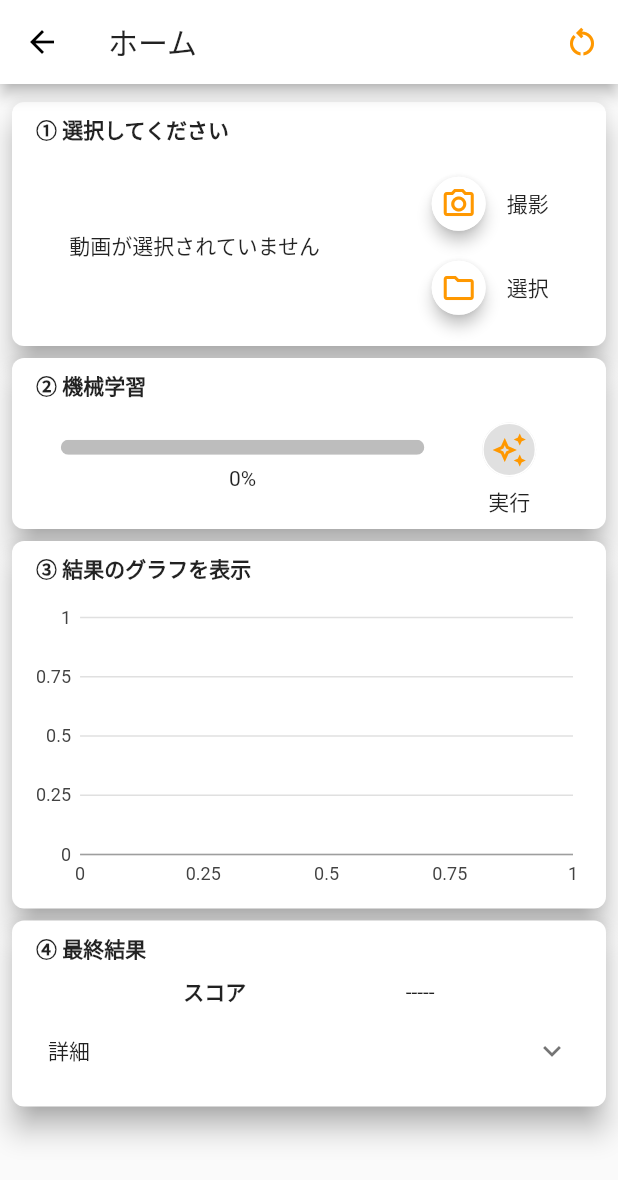
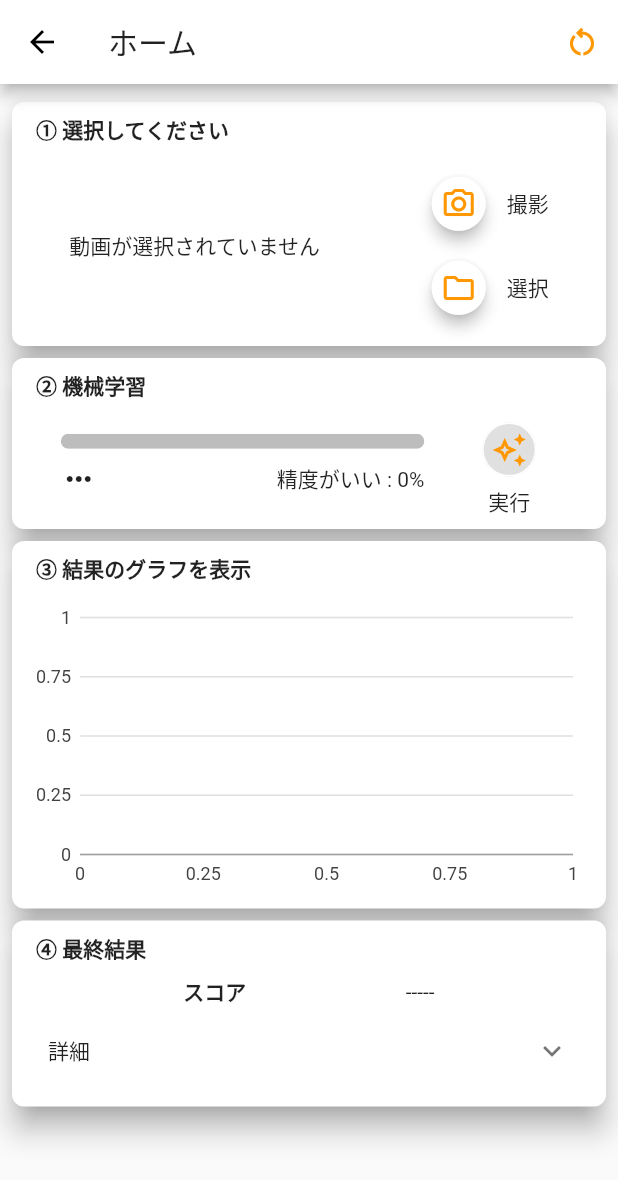
Before and after one commit to Hanjuku-Kobo/walking-analysis, a Flutter app: the HomePage screen opened directly, on a phone screen of 412 x 824 dp. Shown: the top 1180 px of the screen. Run offline on Flutter 3.47's test engine with Material 2 defaults, Android fonts, the phone set to English and light mode, and no system bars; our stand-ins replace charts_flutter, convex_bottom_bar, csv, flutter_native_splash, flutter_riverpod, fluttertoast and 5 more; missing offline and left inert: flutter_ffmpeg, fraction, video_thumbnail; accounts and stored records are empty.

```diff
--- /dev/null
+++ b/walking_analysis/lib/model/configs/ml_mode_list.dart
@@ -0,0 +1,9 @@
+enum MlModels {
+  movenetThunder,
+  movenetLightning
+}
+
+final mlDescriptionText = [
+  "精度がいい",
+  "速度が速い",
+];
--- a/walking_analysis/lib/repository/ml_repository.dart
+++ b/walking_analysis/lib/repository/ml_repository.dart
@@ -40,7 +40,7 @@ class MlRepository {
     ref.read(progressValProvider.notifier).setIsDeterminate(true);
 
     // 機械学習処理を初期化
-    channel.invokeMethod("create");
+    channel.invokeMethod("create", ref.read(useModelProvider));
     List<List<dynamic>> angleLists = [];
 
     final int maxCount = pathNameList.length;
@@ -51,11 +51,8 @@ class MlRepository {
       for (String imagePath in pathNameList) {
         // ネイティブから関節角度を取得
         Uint8List imageBytes = File(imagePath).readAsBytesSync();
-        var decodedImage = await decodeImageFromList(imageBytes);
         final Map params = <String, dynamic> {
           'image': imageBytes,
-          'width': decodedImage.width,
-          'height': decodedImage.height,
         };
         Map map = await channel.invokeMethod('process', params);
         final List angleList = map['angleList'];
--- a/walking_analysis/lib/state/home_providers.dart
+++ b/walking_analysis/lib/state/home_providers.dart
@@ -1,5 +1,6 @@
 import 'package:flutter/material.dart';
 import 'package:flutter_riverpod/flutter_riverpod.dart';
+import 'package:walking_analysis/model/configs/ml_mode_list.dart';
 
 // ボタン用
 final prepareStateProvider = StateProvider((_) => true);
@@ -10,6 +11,9 @@ final restartStateProvider = StateProvider((_) => true);
 
 // BottomNavigationBar用
 final selectedIndexProvider = StateProvider((_) => 1);
+
+// モデル選択のpopupMenu用
+final useModelProvider = StateProvider((_) => 0);
 
 // プログレスバー用
 final progressValProvider = ChangeNotifierProvider((_) => ProgressValModel());
--- a/walking_analysis/lib/view_model/ml_view_model.dart
+++ b/walking_analysis/lib/view_model/ml_view_model.dart
@@ -1,5 +1,6 @@
 import 'package:flutter/material.dart';
 import 'package:flutter_riverpod/flutter_riverpod.dart';
+import 'package:walking_analysis/model/configs/ml_mode_list.dart';
 
 import '../model/configs/static_var.dart';
 import '../repository/ml_repository.dart';
@@ -11,6 +12,7 @@ class MlViewModel extends ConsumerWidget {
 
   @override
   Widget build(BuildContext context, WidgetRef ref) {
+    var selectedVal = mlDescriptionText[ref.watch(useModelProvider)];
     final canProcess = ref.watch(processStateProvider);
     final progressVal = ref.watch(progressValProvider).value;
     final isDeterminate = ref.watch(progressValProvider).isDeterminate;
@@ -21,11 +23,11 @@ class MlViewModel extends ConsumerWidget {
     return Row(
       mainAxisAlignment: MainAxisAlignment.spaceEvenly,
       children: [
-        Column(
-          children: [
-            SizedBox(
-              width: width / 1.7,
-              child: ClipRRect(
+        SizedBox(
+          width: width / 1.7,
+          child: Column(
+            children: [
+              ClipRRect(
                 borderRadius: BorderRadius.all(Radius.circular(10)),
                 child: isDeterminate
                     ? LinearProgressIndicator(
@@ -39,10 +41,33 @@ class MlViewModel extends ConsumerWidget {
                   minHeight: 10,
                 ),
               ),
-            ),
-            const SizedBox(height: 8,),
-            Text('$percentProgress%', style: const TextStyle(fontSize: 14),)
-          ],
+              const SizedBox(height: 8,),
+              Row(
+                children: [
+                  PopupMenuButton<String> (
+                    child: const Icon(Icons.more_horiz),
+                    onSelected: (String s) {
+                      if (s == mlDescriptionText[0]) {
+                        ref.read(useModelProvider.notifier).state = 0;
+                      } else if (s == mlDescriptionText[1]) {
+                        ref.read(useModelProvider.notifier).state = 1;
+                      }
+                    },
+                    itemBuilder: (BuildContext context) {
+                      return mlDescriptionText.map((String s) {
+                        return PopupMenuItem(
+                          value: s,
+                          child: Text(s),
+                        );
+                      }).toList();
+                    },
+                  ),
+                  const Spacer(),
+                  Text('$selectedVal : $percentProgress%', style: const TextStyle(fontSize: 14),),
+                ],
+              )
+            ],
+          ),
         ),
         OriginalIconButton(
           icon: Icons.auto_awesome_outlined,
```
Also changed, not shown: 3 other files.
